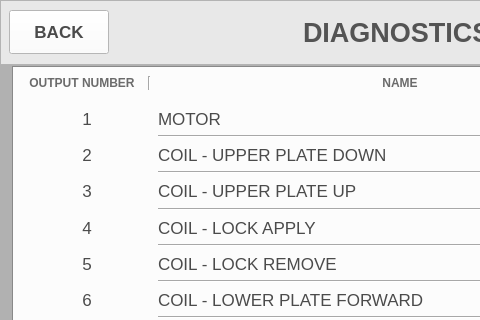
The window that UI/diagnostics-outputs-Page.ui (gursingh1996/PyQt5-HMU-3000) describes before a commit, drawn with Qt 5; both pictures show x 0 to 480 and y 0 to 320 of the 800 by 480 pixel window.
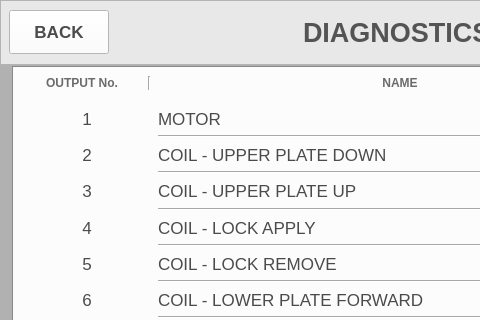
The same window after the commit. Icons and pictures are not drawn.

Patch:
```diff
--- a/UI/diagnostics-outputs-Page.ui
+++ b/UI/diagnostics-outputs-Page.ui
@@ -246,7 +246,7 @@
                 <string notr="true">color: rgb(107, 107, 107);</string>
                </property>
                <property name="text">
-                <string>OUTPUT NUMBER</string>
+                <string>OUTPUT No.</string>
                </property>
                <property name="alignment">
                 <set>Qt::AlignCenter</set>
```
